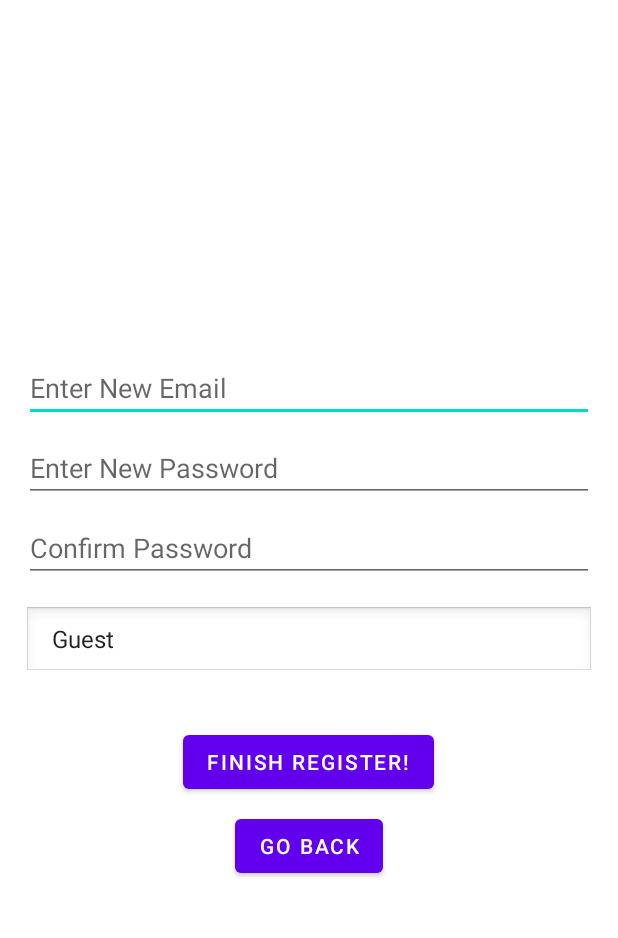
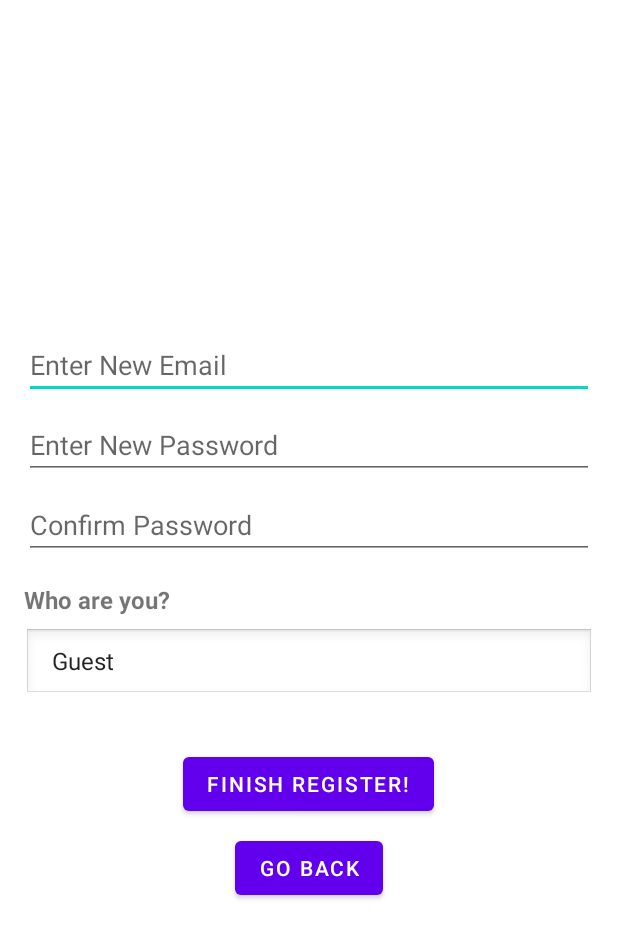
Before and after one commit to CasDep04/Rent_Android_Assignment3, an Android app: the screen it shows after launch (LoginActivity), after a tap on "REGISTER", on a phone screen of 412 x 824 dp. Shown: the top 938 px of the screen. Run offline under Robolectric (Android 15) with nearby library versions, the phone set to English and light mode, and no system bars; our stand-ins replace Firebase (no records; nobody signed in at launch, a user with empty details on screens opened directly).

```diff
--- a/app/src/main/java/com/example/assignment3/component/FirebaseAction.java
+++ b/app/src/main/java/com/example/assignment3/component/FirebaseAction.java
@@ -131,8 +131,8 @@ public class FirebaseAction {
 
     public static Task<Void> deleteUserFromFirestore(int userId) {
         FirebaseFirestore db = FirebaseFirestore.getInstance();
+        //Authentication: delete user only
         FirebaseAuth mAuth = FirebaseAuth.getInstance();
-        //Authentication: delete user only
         if (mAuth.getCurrentUser() != null) {
             mAuth.getCurrentUser().delete()
                     .addOnSuccessListener(aVoid -> Log.d("DeleteUser", "Firebase Authentication account deleted successfully."))
--- a/app/src/main/res/layout/activity_login.xml
+++ b/app/src/main/res/layout/activity_login.xml
@@ -80,11 +80,22 @@
             android:inputType="textPassword"
             android:layout_marginBottom="16dp" />
 
+        <!-- Header for Spinner -->
+        <TextView
+            android:id="@+id/roleSpinnerHeader"
+            android:layout_width="match_parent"
+            android:layout_height="wrap_content"
+            android:layout_below="@id/register_confirm_password"
+            android:layout_marginBottom="8dp"
+            android:text="Who are you?"
+            android:textSize="16sp"
+            android:textStyle="bold" />
+
         <Spinner
             android:id="@+id/roleSpinner"
             android:layout_width="match_parent"
             android:layout_height="wrap_content"
-            android:layout_below="@id/register_confirm_password"
+            android:layout_below="@id/roleSpinnerHeader"
             android:layout_marginBottom="16dp"
             android:background="@android:drawable/edit_text" />
 
```
Also changed, not shown: app/src/main/java/com/example/assignment3/GuestMainActivity.java (+40 -0 lines).
